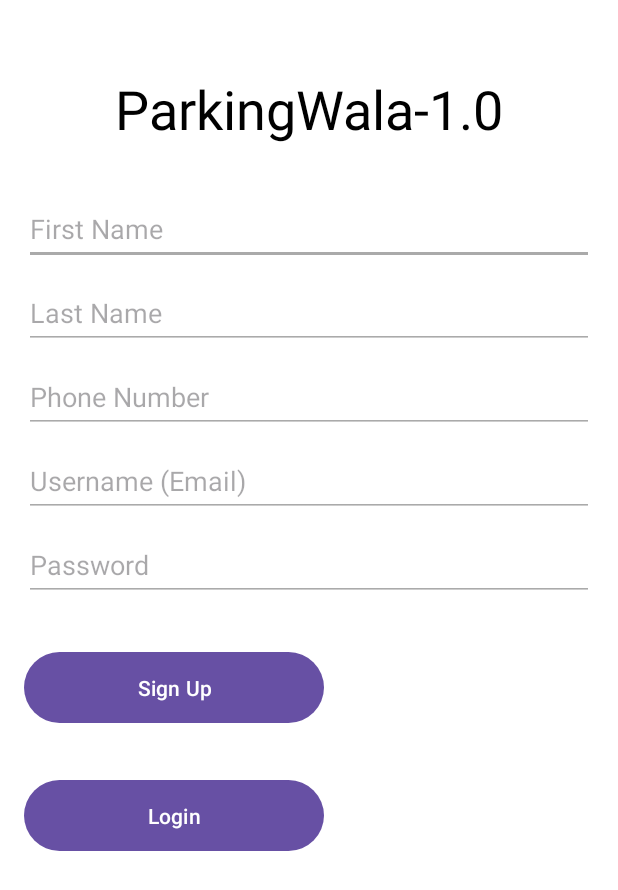
After one commit to ParkingWala/ParkingWala-1.0, an Android app: the Signup screen opened directly, with no data from a screen before it, on a phone screen of 412 x 824 dp. The commit adds this screen. Shown: the top 890 px of the screen. Run offline under Robolectric (Android 15) with nearby library versions, the phone set to English and light mode, and no system bars.

Commit message:
Registration Activity Change

```diff
--- a/app/src/main/AndroidManifest.xml
+++ b/app/src/main/AndroidManifest.xml
@@ -14,6 +14,9 @@
         android:theme="@style/Theme.ParkingWala10"
         tools:targetApi="31">
         <activity
+            android:name=".Signup"
+            android:exported="false" />
+        <activity
             android:name=".Login"
             android:exported="false" />
         <activity
--- a/app/src/main/java/com/example/parkingwala_10/Login.java
+++ b/app/src/main/java/com/example/parkingwala_10/Login.java
@@ -3,6 +3,7 @@ package com.example.parkingwala_10;
 import androidx.annotation.NonNull;
 import androidx.appcompat.app.AppCompatActivity;
 
+import android.content.Intent;
 import android.os.Bundle;
 import android.text.TextUtils;
 import android.util.Log;
@@ -10,18 +11,14 @@ import android.view.View;
 import android.widget.Button;
 import android.widget.EditText;
 import android.widget.Toast;
-
 import com.google.android.gms.tasks.OnCompleteListener;
 import com.google.android.gms.tasks.Task;
 import com.google.firebase.auth.AuthResult;
 import com.google.firebase.auth.FirebaseAuth;
 
-import java.util.Objects;
-
 public class Login extends AppCompatActivity {
 
     private EditText LoginUsername,LoginPassword;
-    private Button LoginButton;
     FirebaseAuth mAuth;
     @Override
     protected void onCreate(Bundle savedInstanceState) {
@@ -29,11 +26,11 @@ public class Login extends AppCompatActivity {
         setContentView(R.layout.activity_login);
 
         mAuth = FirebaseAuth.getInstance();
-        LoginButton = findViewById(R.id.login_button);
+        Button loginButton = findViewById(R.id.login_button);
         LoginUsername = findViewById(R.id.login_username);
         LoginPassword = findViewById(R.id.login_password);
 
-        LoginPassword.setOnClickListener(new View.OnClickListener() {
+        loginButton.setOnClickListener(new View.OnClickListener() {
             @Override
             public void onClick(View view) {
 
@@ -42,11 +39,17 @@ public class Login extends AppCompatActivity {
                 email = LoginUsername.getText().toString();
                 password = LoginPassword.getText().toString();
                 if (TextUtils.isEmpty(email) || TextUtils.isEmpty(password)) {
+                    Toast.makeText(Login.this, "No Empty Field allowed", Toast.LENGTH_SHORT).show();
+
+                }else {
                     mAuth.signInWithEmailAndPassword(email, password).addOnCompleteListener(new OnCompleteListener<AuthResult>() {
                         @Override
                         public void onComplete(@NonNull Task<AuthResult> task) {
                             if (task.isSuccessful()) {
-                                Toast.makeText(Login.this, "Id: " + Objects.requireNonNull(mAuth.getCurrentUser()).getUid(), Toast.LENGTH_SHORT).show();
+                                String user_id=mAuth.getCurrentUser().getEmail();
+                                Toast.makeText(Login.this, "Id: " + user_id, Toast.LENGTH_SHORT).show();
+                                Intent intent =new Intent(Login.this,Signup.class);
+                                startActivity(intent);
                                 Log.d("TAG", "onComplete: " + mAuth.getCurrentUser().getEmail());
                             } else {
                                 Toast.makeText(Login.this, "error", Toast.LENGTH_SHORT).show();
@@ -55,7 +58,6 @@ public class Login extends AppCompatActivity {
 
 
                     });
-
                 }
 
 
--- /dev/null
+++ b/app/src/main/java/com/example/parkingwala_10/Signup.java
@@ -0,0 +1,14 @@
+package com.example.parkingwala_10;
+
+import androidx.appcompat.app.AppCompatActivity;
+
+import android.os.Bundle;
+
+public class Signup extends AppCompatActivity {
+
+    @Override
+    protected void onCreate(Bundle savedInstanceState) {
+        super.onCreate(savedInstanceState);
+        setContentView(R.layout.activity_signup);
+    }
+}
--- /dev/null
+++ b/app/src/main/res/drawable/edit_text_background.xml
@@ -0,0 +1,6 @@
+<?xml version="1.0" encoding="utf-8"?>
+<shape xmlns:android="http://schemas.android.com/apk/res/android">
+    <solid android:color="#FFFFFF" /> <!-- Background color -->
+    <stroke android:color="#FF0000" android:width="2dp" /> <!-- Border color and width -->
+    <corners android:radius="4dp" /> <!-- Rounded corners radius -->
+</shape>
--- a/app/src/main/res/layout/activity_login.xml
+++ b/app/src/main/res/layout/activity_login.xml
@@ -43,7 +43,12 @@
             android:text="@string/login"
             android:layout_marginTop="30dp"/>
 
-
+        <Button
+            android:id="@+id/signup_button"
+            android:layout_width="200dp"
+            android:layout_height="55dp"
+            android:layout_marginTop="30dp"
+            android:text="@string/signup" />
 
 
     </LinearLayout>
--- /dev/null
+++ b/app/src/main/res/layout/activity_signup.xml
@@ -0,0 +1,85 @@
+<?xml version="1.0" encoding="utf-8"?>
+<RelativeLayout xmlns:android="http://schemas.android.com/apk/res/android"
+    xmlns:app="http://schemas.android.com/apk/res-auto"
+    xmlns:tools="http://schemas.android.com/tools"
+    android:layout_width="match_parent"
+    android:layout_height="match_parent"
+    android:background="@android:color/white"
+    tools:context=".Signup">
+
+    <LinearLayout
+        android:layout_width="match_parent"
+        android:layout_height="match_parent"
+        android:orientation="vertical"
+        android:padding="16dp">
+
+        <TextView
+            android:layout_width="wrap_content"
+            android:layout_height="wrap_content"
+            android:text="@string/app_name"
+            android:textSize="36sp"
+            android:textColor="@android:color/black"
+            android:layout_gravity="center_horizontal"
+            android:paddingTop="32dp"
+            android:paddingBottom="16dp"/>
+
+        <EditText
+            android:id="@+id/first_name"
+            android:layout_width="match_parent"
+            android:layout_height="48dp"
+            android:layout_marginTop="16dp"
+            android:inputType="text"
+            android:hint="First Name"
+            android:backgroundTint="@android:color/darker_gray" />
+
+        <EditText
+            android:id="@+id/last_name"
+            android:layout_width="match_parent"
+            android:layout_height="48dp"
+            android:layout_marginTop="8dp"
+            android:inputType="text"
+            android:hint="Last Name"
+            android:backgroundTint="@android:color/darker_gray" />
+
+        <EditText
+            android:id="@+id/phone_number"
+            android:layout_width="match_parent"
+            android:layout_height="48dp"
+            android:layout_marginTop="8dp"
+            android:inputType="phone"
+            android:hint="Phone Number"
+            android:backgroundTint="@android:color/darker_gray" />
+
+        <EditText
+            android:id="@+id/registration_username"
+            android:layout_width="match_parent"
+            android:layout_height="48dp"
+            android:layout_marginTop="8dp"
+            android:inputType="text"
+            android:hint="Username (Email)"
+            android:backgroundTint="@android:color/darker_gray" />
+
+        <EditText
+            android:id="@+id/registration_password"
+            android:layout_width="match_parent"
+            android:layout_height="48dp"
+            android:layout_marginTop="8dp"
+            android:inputType="textPassword"
+            android:hint="Password"
+            android:backgroundTint="@android:color/darker_gray" />
+
+        <Button
+            android:id="@+id/signup_button"
+            android:layout_width="200dp"
+            android:layout_height="55dp"
+            android:text="@string/signup"
+            android:layout_marginTop="30dp" />
+        <Button
+            android:id="@+id/login_button"
+            android:layout_width="200dp"
+            android:layout_height="55dp"
+            android:text="@string/login"
+            android:layout_marginTop="30dp"/>
+
+    </LinearLayout>
+</RelativeLayout>
--- a/app/src/main/res/values/colors.xml
+++ b/app/src/main/res/values/colors.xml
@@ -2,4 +2,8 @@
 <resources>
     <color name="black">#FF000000</color>
     <color name="white">#FFFFFFFF</color>
+    <color name="primaryBackgroundColor">#FFFFFF</color>
+    <color name="primaryTextColor">#000000</color>
+    <color name="primaryButtonColor">#FF0000</color>
+
 </resources>
--- a/app/src/main/res/values/strings.xml
+++ b/app/src/main/res/values/strings.xml
@@ -4,4 +4,5 @@
     <string name="username">Username</string>
     <string name="password">Password</string>
     <string name="login">Login</string>
+    <string name="signup">Sign Up</string>
 </resources>
```
